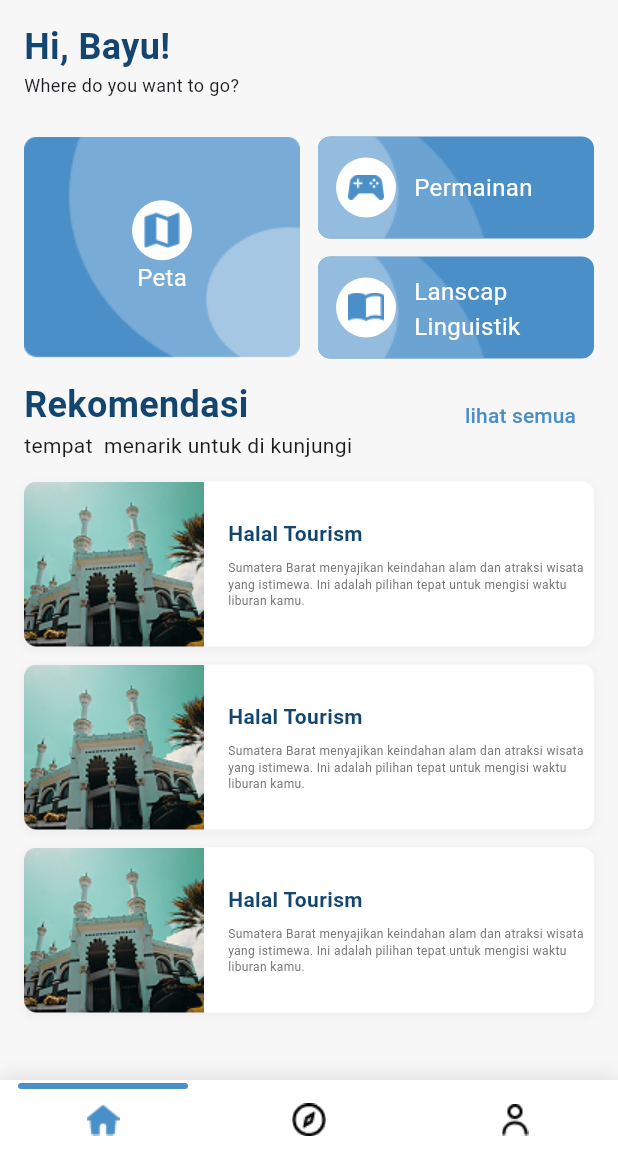
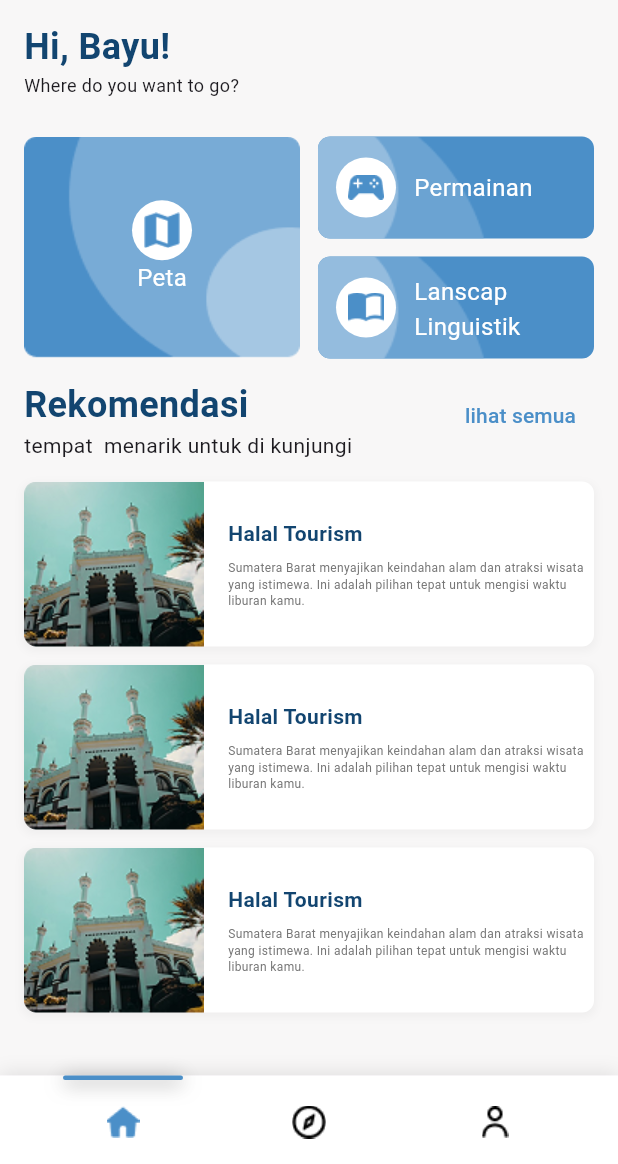
Before and after one commit to muhaziz28/vll, a Flutter app: the screen it shows after launch, after a tap on "Continue", on a phone screen of 412 x 824 dp, the part 72-1236 px from its top. Run offline on Flutter 3.47's test engine with Material 3 defaults, Android fonts, the phone set to English and light mode, and no system bars; drawn by our look-alikes of persistent_bottom_nav_bar; our stand-ins replace flutter_map, google_fonts, latlong2.

Commit message:
map screen

```diff
--- a/lib/features/auth/ui/screens/login_screen.dart
+++ b/lib/features/auth/ui/screens/login_screen.dart
@@ -44,7 +44,7 @@ class _LoginScreenState extends State<LoginScreen> {
                 label: "Continue",
                 onPressed: () => Navigator.push(
                   context,
-                  MaterialPageRoute(builder: (_) => WrapperScreen()),
+                  MaterialPageRoute(builder: (_) => DynamicWrapperScreen()),
                 ),
               ),
             ),
--- a/lib/features/home/ui/screens/home_screen.dart
+++ b/lib/features/home/ui/screens/home_screen.dart
@@ -2,9 +2,18 @@ import 'package:flutter/material.dart';
 import 'package:llv/core/colors.dart';
 import 'package:llv/features/home/ui/widgets/recommendation_card.dart';
 import 'package:llv/features/langkap_linguistik/ui/screens/langkap_linguistik_screen.dart';
+import 'package:llv/features/peta/ui/screens/peta_screen.dart';
 
 class HomeScreen extends StatefulWidget {
-  const HomeScreen({super.key});
+  final VoidCallback? onHideNavBar;
+  final VoidCallback? onShowNavBar;
+  final Function(Widget)? onNavigate;
+  const HomeScreen({
+    super.key,
+    this.onHideNavBar,
+    this.onShowNavBar,
+    this.onNavigate,
+  });
 
   @override
   State<HomeScreen> createState() => _HomeScreenState();
@@ -198,9 +207,7 @@ class _HomeScreenState extends State<HomeScreen> {
                       child: GestureDetector(
                         onTap: () => Navigator.push(
                           context,
-                          MaterialPageRoute(
-                            builder: (_) => LangkapLinguistikScreen(),
-                          ),
+                          MaterialPageRoute(builder: (_) => PetaScreen()),
                         ),
                         child: Container(
                           height: 148,
@@ -284,7 +291,14 @@ class _HomeScreenState extends State<HomeScreen> {
                             ),
                           ),
                           SizedBox(height: 12),
-                          Container(
+                          GestureDetector(
+                            onTap: () => Navigator.push(
+                              context,
+                              MaterialPageRoute(
+                                builder: (_) => LangkapLinguistikScreen(),
+                              ),
+                            ),
+                            child: Container(
                               width: double.infinity,
                               height: 68,
                               padding: EdgeInsets.all(12),
@@ -323,6 +337,7 @@ class _HomeScreenState extends State<HomeScreen> {
                                     ),
                                   ),
                                 ],
+                              ),
                             ),
                           ),
                         ],
--- a/lib/wrapper.dart
+++ b/lib/wrapper.dart
@@ -3,103 +3,264 @@ import 'package:llv/core/colors.dart';
 import 'package:llv/features/discover/ui/screens/discover_screen.dart';
 import 'package:llv/features/home/ui/screens/home_screen.dart';
 import 'package:llv/features/profile/ui/screens/profile_screen.dart';
-import 'package:persistent_bottom_nav_bar/persistent_bottom_nav_bar.dart';
 
-class WrapperScreen extends StatefulWidget {
-  const WrapperScreen({super.key});
+class DynamicWrapperScreen extends StatefulWidget {
+  const DynamicWrapperScreen({super.key});
 
   @override
-  State<WrapperScreen> createState() => _WrapperScreenState();
+  State<DynamicWrapperScreen> createState() => _DynamicWrapperScreenState();
 }
 
-class _WrapperScreenState extends State<WrapperScreen> {
-  late PersistentTabController _controller;
+class _DynamicWrapperScreenState extends State<DynamicWrapperScreen>
+    with SingleTickerProviderStateMixin {
+  int _currentIndex = 0;
+  bool _showNavBar = true;
+  late AnimationController _animationController;
+  late Animation<double> _animation;
+  double _indicatorPosition = 0.0;
+
+  final List<Widget> _screens = [
+    HomeScreen(),
+    DiscoverScreen(),
+    ProfileScreen(),
+  ];
+
+  final List<GlobalKey> _navItemKeys = [GlobalKey(), GlobalKey(), GlobalKey()];
 
   @override
   void initState() {
     super.initState();
-    _controller = PersistentTabController(initialIndex: 0);
+    _animationController = AnimationController(
+      vsync: this,
+      duration: const Duration(milliseconds: 300),
+    );
+
+    _animation = CurvedAnimation(
+      parent: _animationController,
+      curve: Curves.easeInOut,
+    );
+
+    WidgetsBinding.instance.addPostFrameCallback((_) {
+      _updateIndicatorPosition(_currentIndex, animate: false);
+    });
+  }
+
+  @override
+  void dispose() {
+    _animationController.dispose();
+    super.dispose();
+  }
+
+  void _updateIndicatorPosition(int index, {bool animate = true}) {
+    final RenderBox renderBox =
+        _navItemKeys[index].currentContext?.findRenderObject() as RenderBox;
+    final position = renderBox.localToGlobal(Offset.zero);
+    final size = renderBox.size;
+
+    // Hitung posisi relatif terhadap parent container nav bar
+    final navBarRenderBox = context.findRenderObject() as RenderBox;
+    final navBarPosition = navBarRenderBox.localToGlobal(Offset.zero);
+
+    final relativePosition = position.dx - navBarPosition.dx;
+    final newPosition =
+        relativePosition + (size.width / 2) - 40; // 40 = setengah dari 80
+
+    if (animate) {
+      _animationController.forward(from: 0.0);
+    }
+
+    setState(() {
+      _indicatorPosition = newPosition;
+    });
+  }
+
+  void hideNavBar() {
+    setState(() {
+      _showNavBar = false;
+    });
+  }
+
+  void showNavBar() {
+    setState(() {
+      _showNavBar = true;
+    });
+  }
+
+  void changeTab(int index) {
+    setState(() {
+      _currentIndex = index;
+    });
+    _updateIndicatorPosition(index);
   }
 
   @override
   Widget build(BuildContext context) {
-    return PersistentTabView(
-      context,
-      controller: _controller,
-      screens: _buildScreens(),
-      items: _customNavBarsItems(),
-      padding: const EdgeInsets.symmetric(horizontal: 20),
-      backgroundColor: Colors.white,
-      handleAndroidBackButtonPress: true,
-      resizeToAvoidBottomInset: true,
-      stateManagement: true,
-      decoration: NavBarDecoration(
-        borderRadius: BorderRadius.circular(0),
-        colorBehindNavBar: Colors.white,
+    return Scaffold(
+      body: IndexedStack(
+        index: _currentIndex,
+        children: _screens.map((screen) {
+          return _wrapScreenWithCallbacks(screen);
+        }).toList(),
+      ),
+      bottomNavigationBar: _showNavBar ? _buildCustomNavBar() : null,
+    );
+  }
+
+  Widget _wrapScreenWithCallbacks(Widget screen) {
+    if (screen is HomeScreen) {
+      return HomeScreen(
+        onHideNavBar: hideNavBar,
+        onShowNavBar: showNavBar,
+        onNavigate: (Widget page) {
+          hideNavBar();
+          Navigator.push(
+            context,
+            MaterialPageRoute(builder: (context) => page),
+          ).then((_) {
+            showNavBar();
+          });
+        },
+      );
+    }
+
+    if (screen is DiscoverScreen) {
+      return DiscoverScreen(
+        onHideNavBar: hideNavBar,
+        onShowNavBar: showNavBar,
+        onNavigate: (Widget page) {
+          hideNavBar();
+          Navigator.push(
+            context,
+            MaterialPageRoute(builder: (context) => page),
+          ).then((_) {
+            showNavBar();
+          });
+        },
+      );
+    }
+
+    if (screen is ProfileScreen) {
+      return ProfileScreen(
+        onHideNavBar: hideNavBar,
+        onShowNavBar: showNavBar,
+        onNavigate: (Widget page) {
+          hideNavBar();
+          Navigator.push(
+            context,
+            MaterialPageRoute(builder: (context) => page),
+          ).then((_) {
+            showNavBar();
+          });
+        },
+      );
+    }
+
+    return screen;
+  }
+
+  Widget _buildCustomNavBar() {
+    return Container(
+      decoration: BoxDecoration(
+        color: Colors.white,
         boxShadow: [
           BoxShadow(
-            color: Colors.black.withValues(alpha: .1),
+            color: Colors.black.withOpacity(0.1),
             blurRadius: 10,
             offset: const Offset(0, -2),
           ),
         ],
       ),
-      navBarStyle: NavBarStyle.style3,
+      child: Column(
+        mainAxisSize: MainAxisSize.min,
+        children: [
+          SizedBox(
+            height: 3,
+            child: Stack(
+              children: [
+                Container(color: Colors.transparent),
+                AnimatedBuilder(
+                  animation: _animation,
+                  builder: (context, child) {
+                    return Positioned(
+                      left: _indicatorPosition,
+                      child: Container(
+                        width: 80,
+                        height: 3,
+                        decoration: BoxDecoration(
+                          color: AppColors.blue4,
+                          borderRadius: BorderRadius.circular(2),
+                          boxShadow: [
+                            BoxShadow(
+                              color: Colors.black.withValues(alpha: .5),
+                              blurRadius: 10,
+                              offset: const Offset(0, 2),
+                            ),
+                          ],
+                        ),
+                      ),
+                    );
+                  },
+                ),
+              ],
+            ),
+          ),
+          SafeArea(
+            child: Padding(
+              padding: const EdgeInsets.symmetric(horizontal: 20, vertical: 8),
+              child: Row(
+                mainAxisAlignment: MainAxisAlignment.spaceAround,
+                children: [
+                  _buildNavItem(
+                    key: _navItemKeys[0],
+                    index: 0,
+                    inactiveIcon: 'assets/icon_home.png',
+                    activeIcon: 'assets/icon_home_fill.png',
+                  ),
+                  _buildNavItem(
+                    key: _navItemKeys[1],
+                    index: 1,
+                    inactiveIcon: 'assets/icon_discover.png',
+                    activeIcon: 'assets/icon_discover_active.png',
+                  ),
+                  _buildNavItem(
+                    key: _navItemKeys[2],
+                    index: 2,
+                    inactiveIcon: 'assets/icon_person_black.png',
+                    activeIcon: 'assets/icon_person_active.png',
+                  ),
+                ],
+              ),
+            ),
+          ),
+        ],
+      ),
     );
   }
 
-  List<Widget> _buildScreens() {
-    return [HomeScreen(), DiscoverScreen(), ProfileScreen()];
-  }
+  Widget _buildNavItem({
+    required Key key,
+    required int index,
+    required String inactiveIcon,
+    required String activeIcon,
+  }) {
+    bool isActive = _currentIndex == index;
 
-  List<PersistentBottomNavBarItem> _customNavBarsItems() {
-    return [
-      PersistentBottomNavBarItem(
-        icon: SizedBox(
-          width: 24,
-          height: 24,
-          child: Image.asset('assets/icon_home_fill.png'),
+    return GestureDetector(
+      key: key,
+      onTap: () => changeTab(index),
+      child: Container(
+        padding: const EdgeInsets.symmetric(vertical: 8, horizontal: 12),
+        child: Column(
+          mainAxisSize: MainAxisSize.min,
+          children: [
+            SizedBox(
+              width: 24,
+              height: 24,
+              child: Image.asset(isActive ? activeIcon : inactiveIcon),
+            ),
+          ],
         ),
-        inactiveIcon: SizedBox(
-          width: 24,
-          height: 24,
-          child: Image.asset('assets/icon_home.png'),
-        ),
-
-        activeColorPrimary: AppColors.blue4,
-        inactiveColorPrimary: Colors.grey,
-        textStyle: const TextStyle(fontSize: 12, fontWeight: FontWeight.w600),
       ),
-      PersistentBottomNavBarItem(
-        icon: SizedBox(
-          width: 24,
-          height: 24,
-          child: Image.asset('assets/icon_discover_active.png'),
-        ),
-        inactiveIcon: SizedBox(
-          width: 24,
-          height: 24,
-          child: Image.asset('assets/icon_discover.png'),
-        ),
-        activeColorPrimary: AppColors.blue4,
-        inactiveColorPrimary: Colors.grey,
-        textStyle: const TextStyle(fontSize: 12, fontWeight: FontWeight.w600),
-      ),
-      PersistentBottomNavBarItem(
-        icon: SizedBox(
-          width: 24,
-          height: 24,
-          child: Image.asset('assets/icon_person_active.png'),
-        ),
-        inactiveIcon: SizedBox(
-          width: 24,
-          height: 24,
-          child: Image.asset('assets/icon_person_black.png'),
-        ),
-        activeColorPrimary: AppColors.blue4,
-        inactiveColorPrimary: Colors.grey,
-        textStyle: const TextStyle(fontSize: 12, fontWeight: FontWeight.w600),
-      ),
-    ];
+    );
   }
 }
--- a/pubspec.yaml
+++ b/pubspec.yaml
@@ -14,6 +14,7 @@ dependencies:
   cupertino_icons: ^1.0.8
   persistent_bottom_nav_bar: ^6.2.1
   google_fonts: ^6.3.0
+  flutter_map: ^8.2.1
 
 dev_dependencies:
   flutter_test:
```
Also changed, not shown: lib/features/discover/ui/screens/discover_screen.dart (+9 -1 lines), lib/features/peta/ui/screens/peta_screen.dart (added, +183 -0 lines), lib/features/profile/ui/screens/profile_screen.dart (+9 -1 lines), pubspec.lock. Lines whose indentation alone changed are shown as unchanged.
